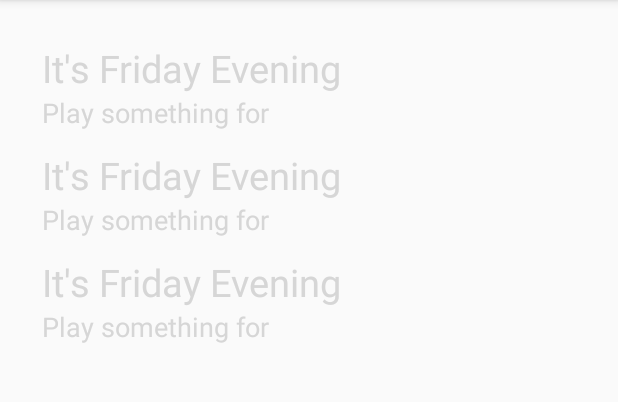
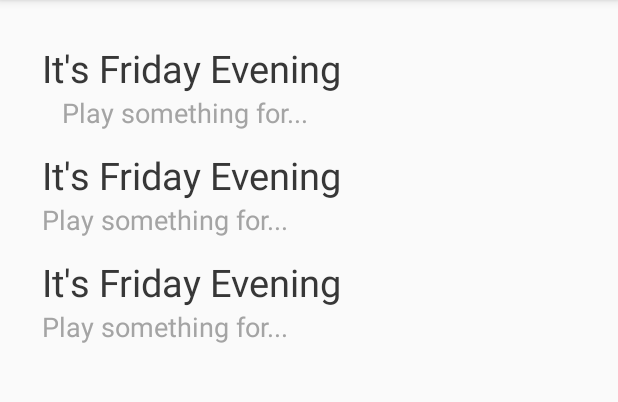
Before and after one commit to ghigbie/RecyclerViewCardViewPractice, an Android app: the screen it shows after launch (MainActivity), on a phone screen of 412 x 824 dp, the part 84-486 px from its top. Run offline under Robolectric (Android 15) with nearby library versions, the phone set to English and light mode, and no system bars.

Commit message:
added dimens to layout

```diff
--- a/app/src/main/res/layout/fragment_main.xml
+++ b/app/src/main/res/layout/fragment_main.xml
@@ -17,19 +17,19 @@
         <TextView
             android:layout_width="wrap_content"
             android:layout_height="wrap_content"
-            android:textColor="#D6D6D6"
-            android:textSize="25sp"
-            android:text="It's Friday Evening"
-            android:paddingTop="12dp"
-            android:paddingLeft="12dp"/>
+            android:textColor="@color/bigtextColor"
+            android:textSize="@dimen/big_text_size"
+            android:text="@string/big_text"
+            android:paddingTop="@dimen/text_padding"
+            android:paddingLeft="@dimen/text_padding"/>
 
         <TextView
             android:layout_width="wrap_content"
             android:layout_height="wrap_content"
-            android:textColor="#D6D6D6"
-            android:textSize="18sp"
-            android:paddingLeft="12dp"
-            android:text="Play something for"/>
+            android:textColor="@color/littleTextColor"
+            android:textSize="@dimen/little_text_size"
+            android:paddingLeft="@dimen/big_text_size"
+            android:text="@string/little_text"/>
 
         <FrameLayout
             android:id="@+id/container_top_row"
@@ -40,19 +40,19 @@
         <TextView
             android:layout_width="wrap_content"
             android:layout_height="wrap_content"
-            android:textColor="#D6D6D6"
-            android:textSize="25sp"
-            android:text="It's Friday Evening"
-            android:paddingTop="12dp"
-            android:paddingLeft="12dp"/>
+            android:textColor="@color/bigtextColor"
+            android:textSize="@dimen/big_text_size"
+            android:text="@string/big_text"
+            android:paddingTop="@dimen/text_padding"
+            android:paddingLeft="@dimen/text_padding"/>
 
         <TextView
             android:layout_width="wrap_content"
             android:layout_height="wrap_content"
-            android:textColor="#D6D6D6"
-            android:textSize="18sp"
-            android:paddingLeft="12dp"
-            android:text="Play something for"/>
+            android:textColor="@color/littleTextColor"
+            android:textSize="@dimen/little_text_size"
+            android:paddingLeft="@dimen/text_padding"
+            android:text="@string/little_text"/>
 
         <FrameLayout
             android:id="@+id/container_middle_row"
@@ -63,19 +63,19 @@
         <TextView
             android:layout_width="wrap_content"
             android:layout_height="wrap_content"
-            android:textColor="#D6D6D6"
-            android:textSize="25sp"
-            android:text="It's Friday Evening"
-            android:paddingTop="12dp"
-            android:paddingLeft="12dp"/>
+            android:textColor="@color/bigtextColor"
+            android:textSize="@dimen/big_text_size"
+            android:text="@string/big_text"
+            android:paddingTop="@dimen/text_padding"
+            android:paddingLeft="@dimen/text_padding"/>
 
         <TextView
             android:layout_width="wrap_content"
             android:layout_height="wrap_content"
-            android:textColor="#D6D6D6"
-            android:textSize="18sp"
-            android:paddingLeft="12dp"
-            android:text="Play something for"/>
+            android:textColor="@color/littleTextColor"
+            android:textSize="@dimen/little_text_size"
+            android:paddingLeft="@dimen/text_padding"
+            android:text="@string/little_text"/>
 
         <FrameLayout
             android:id="@+id/container_bottom_row"
--- a/app/src/main/res/values/colors.xml
+++ b/app/src/main/res/values/colors.xml
@@ -3,4 +3,6 @@
     <color name="colorPrimary">#3F51B5</color>
     <color name="colorPrimaryDark">#303F9F</color>
     <color name="colorAccent">#FF4081</color>
+    <color name="bigtextColor">#373737</color>
+    <color name="littleTextColor">#A4A4A4</color>
 </resources>
--- a/app/src/main/res/values/dimens.xml
+++ b/app/src/main/res/values/dimens.xml
@@ -2,4 +2,7 @@
     <!-- Default screen margins, per the Android Design guidelines. -->
     <dimen name="activity_horizontal_margin">16dp</dimen>
     <dimen name="activity_vertical_margin">16dp</dimen>
+    <dimen name="text_padding">12dp</dimen>
+    <dimen name="big_text_size">25sp</dimen>
+    <dimen name="little_text_size">18sp</dimen>
 </resources>
--- a/app/src/main/res/values/strings.xml
+++ b/app/src/main/res/values/strings.xml
@@ -3,4 +3,6 @@
 
     <!-- TODO: Remove or change this placeholder text -->
     <string name="hello_blank_fragment">Hello blank fragment</string>
+    <string name="big_text">It's Friday Evening</string>
+    <string name="little_text">Play something for...</string>
 </resources>
```
